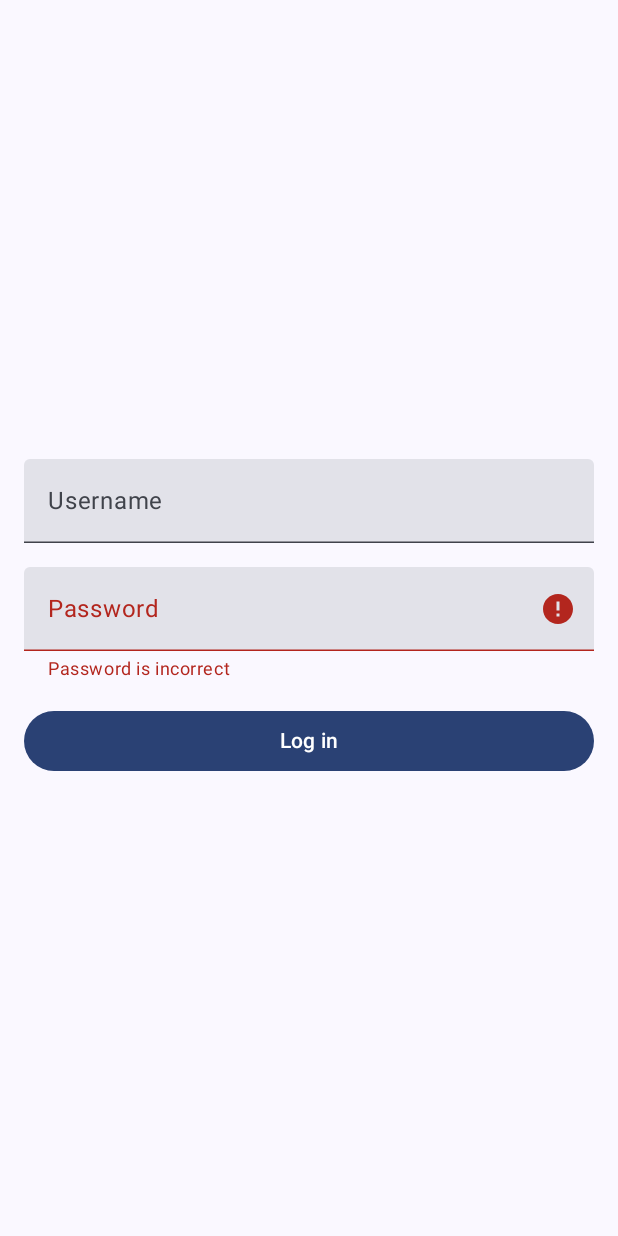
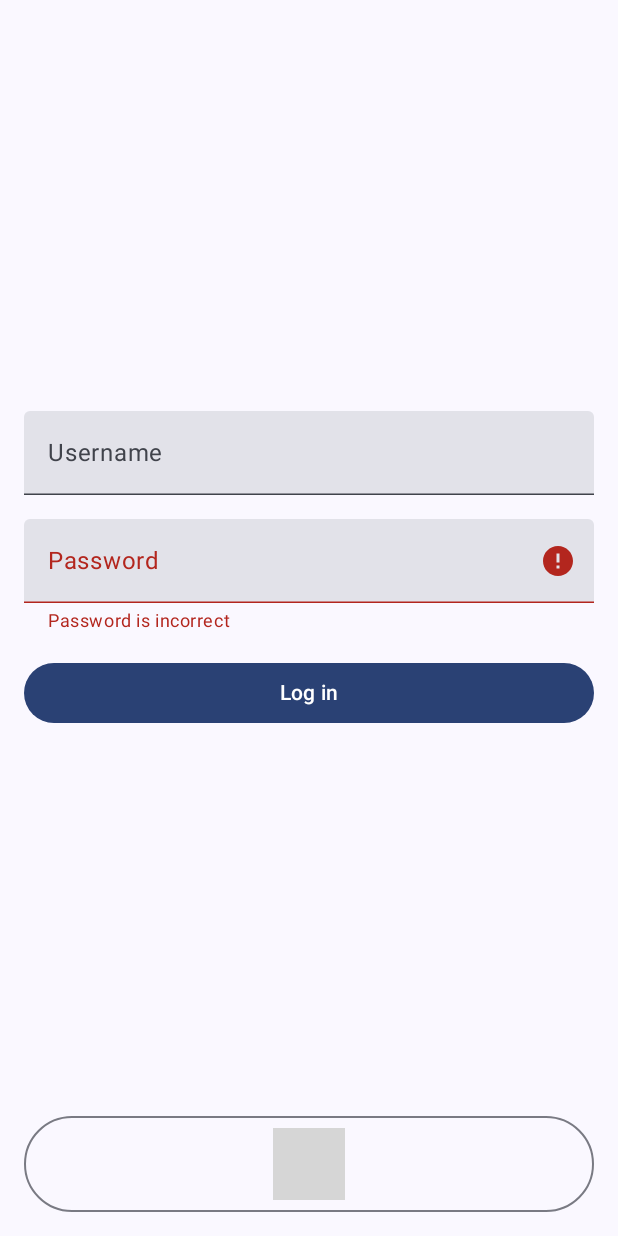
Before and after one commit to aetheryx/mad-capstone, an Android app built with Jetpack Compose: the screen it shows after launch (MainActivity), after a tap on "Log in", on a phone screen of 412 x 824 dp. Run offline under Robolectric (Android 15) with nearby library versions, the phone set to English and light mode, and no system bars; our stand-ins replace livedata-compose; libraries missing offline, so code that uses them is left out: com.jakewharton.retrofit2; 1 statement that could not run was skipped; grey boxes are pictures that could not be loaded.

Commit message:
refactor login screen, extract text field section

```diff
--- a/client/app/src/main/java/nl/hva/capstone/ui/screens/LoginScreen.kt
+++ b/client/app/src/main/java/nl/hva/capstone/ui/screens/LoginScreen.kt
@@ -2,6 +2,7 @@ package nl.hva.capstone.ui.screens
 
 import androidx.compose.foundation.layout.Arrangement
 import androidx.compose.foundation.layout.Column
+import androidx.compose.foundation.layout.RowScope
 import androidx.compose.foundation.layout.fillMaxSize
 import androidx.compose.foundation.layout.fillMaxWidth
 import androidx.compose.foundation.layout.padding
@@ -14,6 +15,7 @@ import androidx.compose.material3.CircularProgressIndicator
 import androidx.compose.material3.ExperimentalMaterial3Api
 import androidx.compose.material3.Icon
 import androidx.compose.material3.MaterialTheme
+import androidx.compose.material3.OutlinedButton
 import androidx.compose.material3.Text
 import androidx.compose.material3.TextField
 import androidx.compose.material3.TextFieldDefaults
@@ -33,17 +35,15 @@ import nl.hva.capstone.R
 import nl.hva.capstone.viewmodels.SessionState
 import nl.hva.capstone.viewmodels.SessionViewModel
 
-@OptIn(ExperimentalMaterial3Api::class)
 @Composable
 fun LoginScreen(
   navController: NavHostController,
   sessionViewModel: SessionViewModel
 ) {
-  var username by remember { mutableStateOf("") }
-  var password by remember { mutableStateOf("") }
-
   val state by sessionViewModel.state.observeAsState()
-  val isError = state == SessionState.CREDENTIAL_ERROR
+  val error =
+    if (state == SessionState.CREDENTIAL_ERROR) stringResource(R.string.password_is_incorrect)
+    else null
 
   if (state == SessionState.READY) {
     navController.navigate("/home")
@@ -53,8 +53,56 @@ fun LoginScreen(
     modifier = Modifier
       .fillMaxSize()
       .padding(16.dp),
+    verticalArrangement = Arrangement.SpaceBetween
+  ) {
+    Column {}
+
+    Column(
       verticalArrangement = Arrangement.spacedBy(16.dp, Alignment.CenterVertically)
     ) {
+      LogInSection(
+        error,
+        onSubmit = sessionViewModel::logIn
+      ) {
+        when (state) {
+          SessionState.LOGGING_IN -> {
+            CircularProgressIndicator(
+              color = MaterialTheme.colorScheme.onPrimary,
+              strokeWidth = 3.dp,
+              modifier = Modifier.size(24.dp),
+            )
+          }
+          else -> {
+            Text(stringResource(R.string.log_in))
+          }
+        }
+      }
+    }
+
+    Column {
+      OutlinedButton(
+        onClick = {
+          navController.navigate("/signup")
+        },
+        colors = ButtonDefaults.outlinedButtonColors(),
+        modifier = Modifier.fillMaxWidth()
+      ) {
+        Text(stringResource(R.string.create_new_account))
+      }
+    }
+  }
+}
+
+@OptIn(ExperimentalMaterial3Api::class)
+@Composable
+fun LogInSection(
+  error: String?,
+  onSubmit: (String, String) -> Unit,
+  buttonContent: @Composable RowScope.() -> Unit,
+) {
+  var username by remember { mutableStateOf("") }
+  var password by remember { mutableStateOf("") }
+
   TextField(
     value = username,
     onValueChange = { username = it },
@@ -71,18 +119,18 @@ fun LoginScreen(
     modifier = Modifier.fillMaxWidth(),
     colors = TextFieldDefaults.textFieldColors(),
     shape = TextFieldDefaults.filledShape,
-      isError = isError,
+    isError = error != null,
     visualTransformation = PasswordVisualTransformation(),
     supportingText = {
-        if (isError) {
+      if (error != null) {
         Text(
-            stringResource(R.string.password_is_incorrect),
+          error,
           color = MaterialTheme.colorScheme.error,
         )
       }
     },
     trailingIcon = {
-        if (isError) {
+      if (error != null) {
         Icon(
           Icons.Filled.Error,
           contentDescription = "Error",
@@ -93,24 +141,9 @@ fun LoginScreen(
   )
 
   Button(
-      onClick = {
-        sessionViewModel.logIn(username, password)
-      },
+    onClick = { onSubmit(username, password) },
     modifier = Modifier.fillMaxWidth(),
-      colors = ButtonDefaults.buttonColors()
-    ) {
-      when (state) {
-        SessionState.LOGGING_IN -> {
-          CircularProgressIndicator(
-            color = MaterialTheme.colorScheme.onPrimary,
-            strokeWidth = 3.dp,
-            modifier = Modifier.size(24.dp),
+    colors = ButtonDefaults.buttonColors(),
+    content = buttonContent
   )
 }
-        else -> {
-          Text(stringResource(R.string.log_in))
-        }
-      }
-    }
-  }
-}
```
Lines whose indentation alone changed are shown as unchanged.
